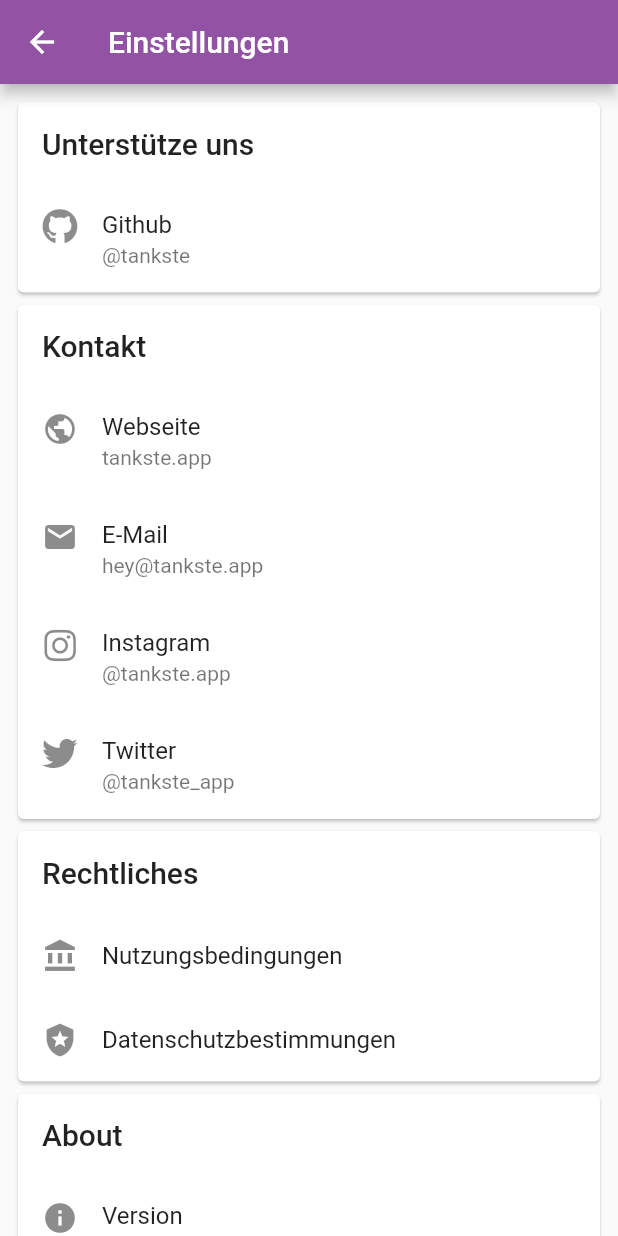
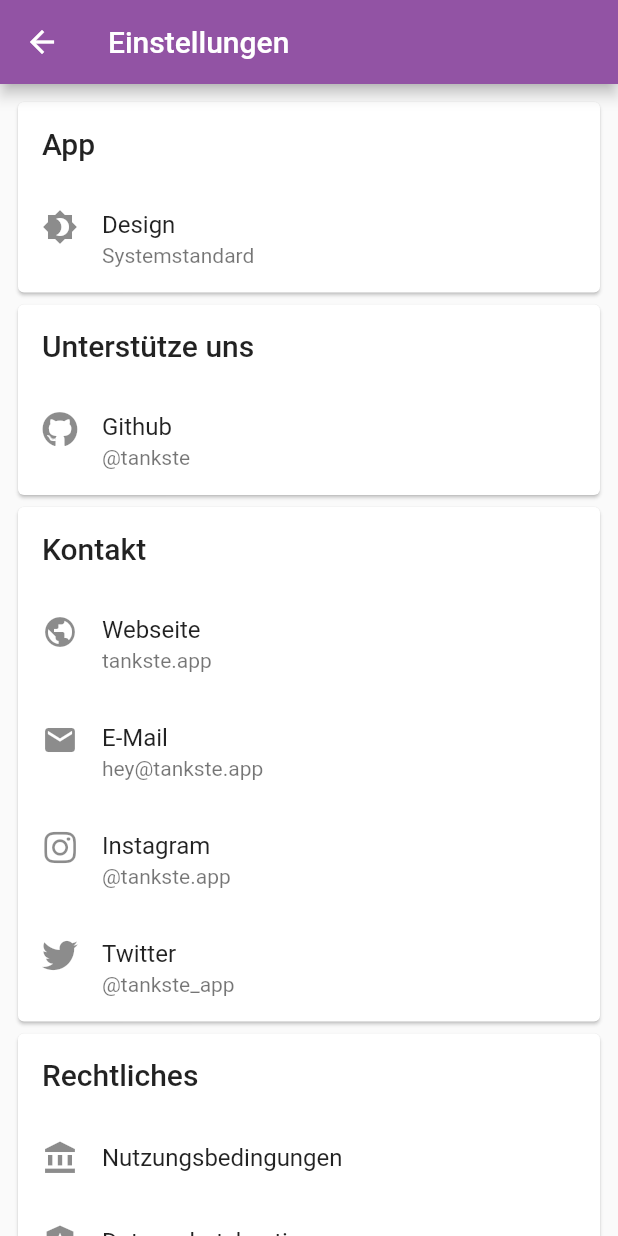
Before and after one commit to tankste/app, a Flutter app: the screen it shows after launch, after a tap on the "settings" icon, on a phone screen of 412 x 824 dp. Run offline on Flutter 3.47's test engine with Material 2 defaults, Android fonts, the phone set to English and light mode, and no system bars; our stand-ins replace flutter_bloc, font_awesome_flutter, geolocator, google_maps_flutter, in_app_review, package_info_plus and 1 more; missing offline and left inert: map_launcher.

Commit message:
Adding design theme option to settings

```diff
--- a/settings/lib/settings/settings_page.dart
+++ b/settings/lib/settings/settings_page.dart
@@ -1,5 +1,6 @@
 import 'package:flutter/material.dart';
 import 'package:font_awesome_flutter/font_awesome_flutter.dart';
+import 'package:settings/theme/ui/theme_item.dart';
 import 'package:settings/version/ui/version_item.dart';
 import 'package:url_launcher/url_launcher.dart';
 
@@ -25,6 +26,7 @@ class SettingsPage extends StatelessWidget {
 
   List<Widget> _buildItems(BuildContext context) {
     return [
+      _buildCard(context, "App", [const ThemeItem()]),
       _buildCard(context, "Unterstütze uns", [
         ListTile(
             onTap: () {
@@ -96,9 +98,10 @@ class SettingsPage extends StatelessWidget {
         const VersionItem()
       ]),
       Padding(
-          padding: EdgeInsets.only(top: 16),
+          padding: const EdgeInsets.only(top: 16),
           child: Center(
-              child: Text(TimeOfDay.now().hour >= 19 // Show a beer after 20:00 :p
+              child: Text(TimeOfDay.now().hour >=
+                      19 // Show a beer after 20:00 :p
                   ? "Made with \u{2665} and \u{1F37A} in \u{1F1E9}\u{1F1EA}."
                   : "Made with \u{2665} and \u{2615} in \u{1F1E9}\u{1F1EA}.")))
     ];
--- /dev/null
+++ b/settings/lib/theme/repository/theme_repository.dart
@@ -0,0 +1,55 @@
+import 'package:flutter/material.dart';
+import 'package:shared_preferences/shared_preferences.dart';
+
+abstract class ThemeRepository {
+  Future<ThemeMode> get();
+
+  Future<ThemeMode> set(ThemeMode theme);
+}
+
+class LocalThemeRepository extends ThemeRepository {
+
+  @override
+  Future<ThemeMode> get() {
+    return _getPreferences().then((preferences) {
+      if (!preferences.containsKey("design")) {
+        return null;
+      }
+
+      return preferences.getString("design");
+    }).then((key) {
+      switch (key) {
+        case "light":
+          return ThemeMode.light;
+        case "dark":
+          return ThemeMode.dark;
+        default:
+          return ThemeMode.system;
+      }
+    });
+  }
+
+  @override
+  Future<ThemeMode> set(ThemeMode theme) {
+    return _getPreferences().then((preferences) {
+      return preferences.setString("design", _getThemeModeKey(theme));
+    }).then((_) => get());
+  }
+
+  // TODO: while `getInstance()` is asynchronous, we can't inject this without trouble.
+  //  Find solution
+  Future<SharedPreferences> _getPreferences() {
+    return SharedPreferences.getInstance();
+  }
+
+  String _getThemeModeKey(ThemeMode themeMode) {
+    switch (themeMode) {
+      case ThemeMode.light:
+        return "light";
+      case ThemeMode.dark:
+        return "dark";
+      default:
+        return "system";
+    }
+  }
+}
--- /dev/null
+++ b/settings/lib/theme/ui/cubit/theme_item_cubit.dart
@@ -0,0 +1,39 @@
+import 'package:flutter/material.dart';
+import 'package:flutter_bloc/flutter_bloc.dart';
+import 'package:settings/theme/repository/theme_repository.dart';
+import 'package:settings/theme/ui/cubit/theme_item_state.dart';
+import 'package:settings/theme/usecase/get_theme_use_case.dart';
+import 'package:settings/theme/usecase/update_theme_use_case.dart';
+
+class ThemeItemCubit extends Cubit<ThemeItemState> {
+  final GetThemeUseCase getThemeUseCase =
+      GetThemeUseCaseImpl(LocalThemeRepository());
+
+  final UpdateThemeUseCase updateThemeUseCase =
+      UpdateThemeUseCaseImpl(LocalThemeRepository());
+
+  ThemeItemCubit() : super(ThemeItemState.loading()) {
+    _fetchTheme();
+  }
+
+  void _fetchTheme() {
+    emit(ThemeItemState.loading());
+
+    getThemeUseCase.invoke().then((theme) {
+      String label;
+      if (theme == ThemeMode.light) {
+        label = "Hell";
+      } else if (theme == ThemeMode.dark) {
+        label = "Dunkel";
+      } else {
+        label = "Systemstandard";
+      }
+
+      emit(ThemeItemState.success(theme, label));
+    }).catchError((error) => emit(ThemeItemState.failure(error)));
+  }
+
+  void onThemeChanged(ThemeMode theme) {
+    updateThemeUseCase.invoke(theme).then((_) => _fetchTheme());
+  }
+}
--- /dev/null
+++ b/settings/lib/theme/ui/cubit/theme_item_state.dart
@@ -0,0 +1,22 @@
+import 'package:core/cubit/base_state.dart';
+import 'package:flutter/material.dart';
+
+class ThemeItemState extends BaseState {
+  final String? designLabel;
+  final ThemeMode? designValue;
+
+  ThemeItemState(status, this.designValue, this.designLabel, error)
+      : super(status, error);
+
+  static ThemeItemState loading() {
+    return ThemeItemState(Status.loading, null, null, null);
+  }
+
+  static ThemeItemState success(ThemeMode designValue, String designLabel) {
+    return ThemeItemState(Status.success, designValue, designLabel, null);
+  }
+
+  static ThemeItemState failure(Exception exception) {
+    return ThemeItemState(Status.failure, null, null, exception);
+  }
+}
--- /dev/null
+++ b/settings/lib/theme/ui/theme_item.dart
@@ -0,0 +1,37 @@
+import 'package:flutter/material.dart';
+import 'package:flutter_bloc/flutter_bloc.dart';
+import 'package:settings/theme/ui/cubit/theme_item_cubit.dart';
+import 'package:settings/theme/ui/cubit/theme_item_state.dart';
+import 'package:settings/theme/ui/theme_selection_dialog.dart';
+
+class ThemeItem extends StatelessWidget {
+  const ThemeItem({Key? key}) : super(key: key);
+
+  @override
+  Widget build(BuildContext context) {
+    return BlocProvider(
+        create: (context) => ThemeItemCubit(),
+        child: BlocConsumer<ThemeItemCubit, ThemeItemState>(
+            listener: (context, state) {},
+            builder: (context, state) {
+              return ListTile(
+                  onTap: () {
+                    _showSelectionDialog(
+                        context, state.designValue ?? ThemeMode.system);
+                  },
+                  minLeadingWidth: 10,
+                  leading: const Icon(Icons.brightness_4),
+                  title: const Text("Design"),
+                  subtitle: Text(state.designLabel ?? ""));
+            }));
+  }
+
+  void _showSelectionDialog(BuildContext context, ThemeMode theme) {
+    showDialog(
+            context: context,
+            builder: (context) {
+              return ThemeSelectionDialog(selection: theme);
+            })
+        .then((theme) => context.read<ThemeItemCubit>().onThemeChanged(theme));
+  }
+}
--- /dev/null
+++ b/settings/lib/theme/usecase/get_theme_use_case.dart
@@ -0,0 +1,17 @@
+import 'package:flutter/material.dart';
+import 'package:settings/theme/repository/theme_repository.dart';
+
+abstract class GetThemeUseCase {
+  Future<ThemeMode> invoke();
+}
+
+class GetThemeUseCaseImpl extends GetThemeUseCase {
+  final ThemeRepository _themeRepository;
+
+  GetThemeUseCaseImpl(this._themeRepository);
+
+  @override
+  Future<ThemeMode> invoke() {
+    return _themeRepository.get();
+  }
+}
--- /dev/null
+++ b/settings/lib/theme/usecase/update_theme_use_case.dart
@@ -0,0 +1,17 @@
+import 'package:flutter/material.dart';
+import 'package:settings/theme/repository/theme_repository.dart';
+
+abstract class UpdateThemeUseCase {
+  Future<void> invoke(ThemeMode theme);
+}
+
+class UpdateThemeUseCaseImpl extends UpdateThemeUseCase {
+  final ThemeRepository _themeRepository;
+
+  UpdateThemeUseCaseImpl(this._themeRepository);
+
+  @override
+  Future<void> invoke(ThemeMode theme) {
+    return _themeRepository.set(theme);
+  }
+}
--- a/settings/pubspec.yaml
+++ b/settings/pubspec.yaml
@@ -8,6 +8,12 @@ environment:
 dependencies:
   flutter:
     sdk: flutter
+
+  core:
+    path: '../core'
+
+  # BLoC - https://pub.dev/packages/flutter_bloc
+  flutter_bloc: ^8.0.1
 
   # Shared Preferences - https://pub.dev/packages/shared_preferences
   shared_preferences: ^2.0.15
```
Also changed, not shown: settings/lib/theme/ui/theme_selection_dialog.dart (added, +72 -0 lines).
